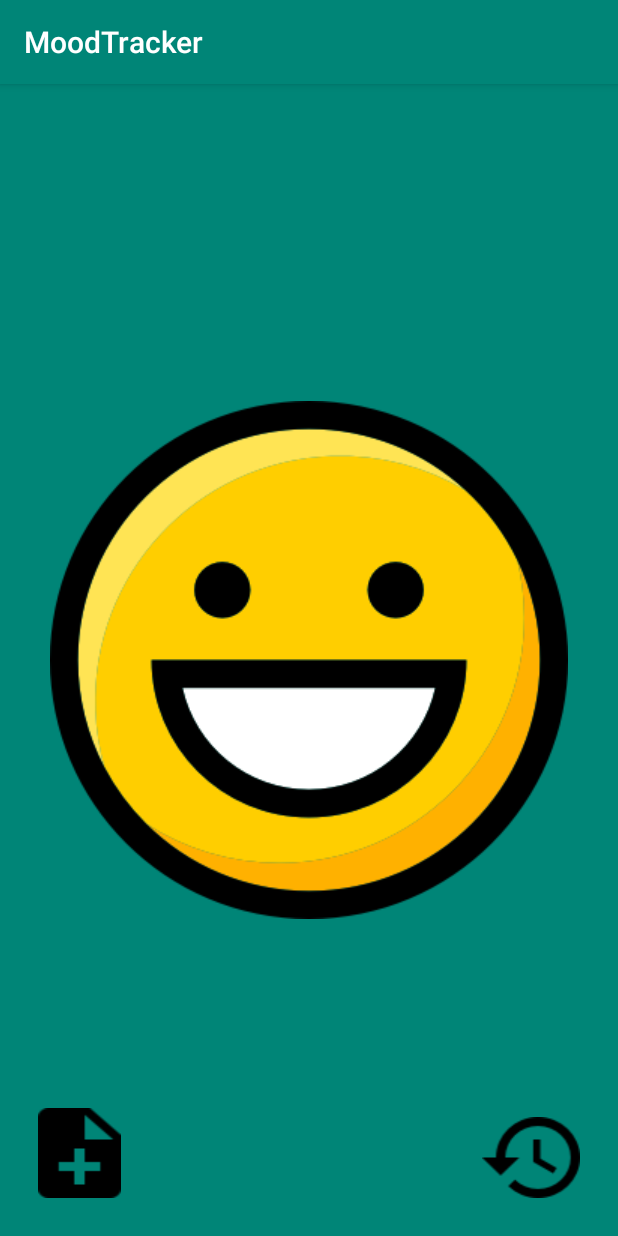
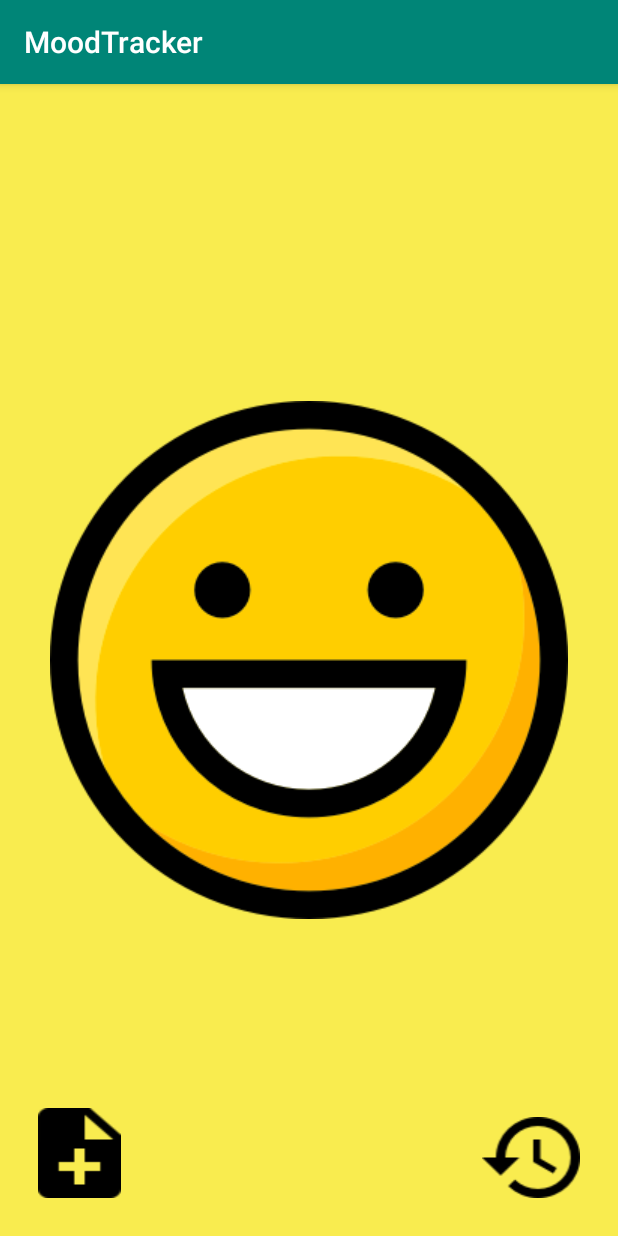
Before and after one commit to Guillaume-GitHub/MoodTracker, an Android app: the screen it shows after launch (MainActivity), on a phone screen of 412 x 824 dp. Run offline under Robolectric (Android 15) with nearby library versions, the phone set to English and light mode, and no system bars.

Commit message:
add background color

```diff
--- a/app/src/main/java/com/bague/guillaume/moodtracker/RecyclerViewAdapter.java
+++ b/app/src/main/java/com/bague/guillaume/moodtracker/RecyclerViewAdapter.java
@@ -2,6 +2,9 @@ package com.bague.guillaume.moodtracker;
 
 import android.app.Activity;
 import android.content.Context;
+import android.graphics.Color;
+import android.graphics.drawable.ColorDrawable;
+import android.graphics.drawable.Drawable;
 import android.media.Image;
 import android.support.annotation.NonNull;
 import android.support.v7.widget.RecyclerView;
@@ -29,6 +32,16 @@ public class RecyclerViewAdapter extends RecyclerView.Adapter<RecyclerViewAdapte
             R.drawable.smiley_sad
     };
 
+    private int[] mColors ={
+            R.color.banana_yellow,
+            R.color.light_sage,
+            R.color.cornflower_blue_65,
+            R.color.warm_grey,
+            R.color.faded_red,
+
+
+    };
+
     public RecyclerViewAdapter(Context context) {
         mContext = context;
     }
@@ -36,11 +49,11 @@ public class RecyclerViewAdapter extends RecyclerView.Adapter<RecyclerViewAdapte
     public class MyViewHolder extends RecyclerView.ViewHolder {
 
         private ImageView mImageView;
-        private View mContainer;
+        private LinearLayout mLinearLayout;
         public MyViewHolder(View itemView) {
             super(itemView);
             mImageView = itemView.findViewById(R.id.activity_recyclerview_ImageView);
-            mContainer = itemView;
+            mLinearLayout = itemView.findViewById(R.id.activity_recyclerview_LinearLayout);;
         }
     }
 
@@ -55,6 +68,8 @@ public class RecyclerViewAdapter extends RecyclerView.Adapter<RecyclerViewAdapte
     @Override
     public void onBindViewHolder(@NonNull MyViewHolder myViewHolder, int i) {
         myViewHolder.mImageView.setImageResource(mImages[i]);
+        myViewHolder.mLinearLayout.setBackgroundColor(myViewHolder.mLinearLayout.getContext().getResources().getColor(mColors[i]));
+        System.out.println("IMAGE : " + i );
 
     }
 
--- a/app/src/main/res/values/colors.xml
+++ b/app/src/main/res/values/colors.xml
@@ -5,7 +5,7 @@
     <color name="colorAccent">#D81B60</color>
 
     <!-- Background colors used for the different moods -->
-    <color name="faded_red">#ffde3c50</color>255 22 60
+    <color name="faded_red">#ffde3c50</color>
 
     <color name="warm_grey">#ff9b9b9b</color>
 
```
